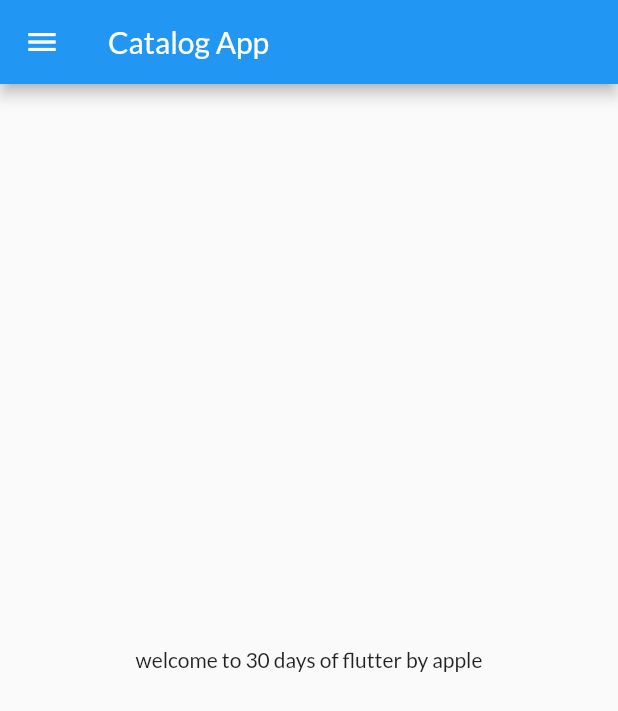
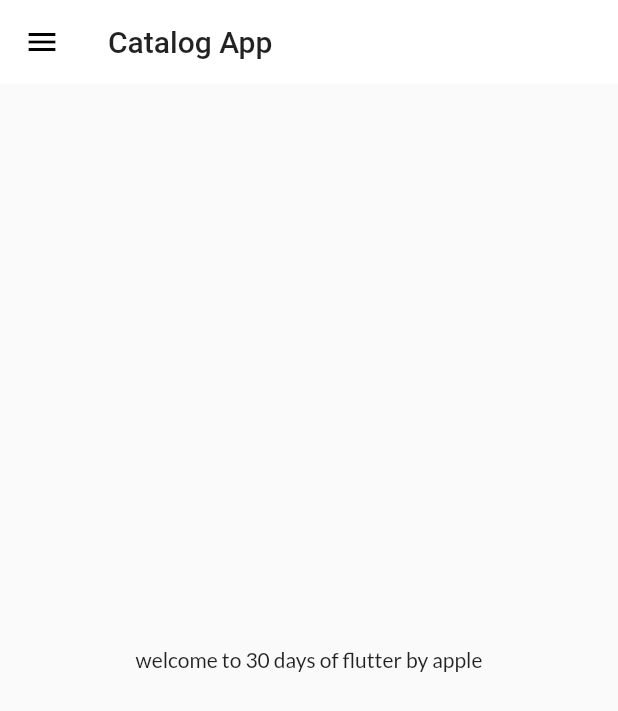
Before and after one commit to anmolpurba/Flutter, a Flutter app: the screen it shows after launch, on a phone screen of 412 x 824 dp. Shown: the top 711 px of the screen. Run offline on Flutter 3.47's test engine with Material 2 defaults, Android fonts, the phone set to English and light mode, and no system bars; our stand-ins replace google_fonts.

Commit message:
Day 9 completed

```diff
--- a/lib/main.dart
+++ b/lib/main.dart
@@ -3,6 +3,7 @@ import 'package:test_app/pages/home_page.dart';
 import 'package:test_app/pages/login_page.dart';
 import 'package:google_fonts/google_fonts.dart';
 import 'package:test_app/utils/routes.dart';
+import 'package:test_app/widgets/themes.dart';
 
 void main() {
   runApp(MyApp());
@@ -14,9 +15,7 @@ class MyApp extends StatelessWidget {
   @override
   Widget build(BuildContext context) {
     return MaterialApp(
-      theme: ThemeData(
-        fontFamily: GoogleFonts.lato().fontFamily,
-      ),
+      theme: MyTheme.lightTheme(context),
       debugShowCheckedModeBanner: false,
       initialRoute: MyRoutes.homeRoute,
       routes: {
--- /dev/null
+++ b/lib/widgets/themes.dart
@@ -0,0 +1,16 @@
+import 'package:flutter/material.dart';
+import 'package:google_fonts/google_fonts.dart';
+
+class MyTheme {
+  static ThemeData lightTheme(BuildContext context) => ThemeData(
+        primarySwatch: Colors.deepPurple,
+        fontFamily: GoogleFonts.lato().fontFamily,
+        appBarTheme: AppBarTheme(
+          color: Colors.white,
+          elevation: 0.0,
+          iconTheme: IconThemeData(color: Colors.black),
+          toolbarTextStyle: Theme.of(context).textTheme.bodyText2,
+          titleTextStyle: Theme.of(context).textTheme.headline6,
+        ),
+      );
+}
```
Also changed, not shown: lib/models/catalog.dart (added, +27 -0 lines).
